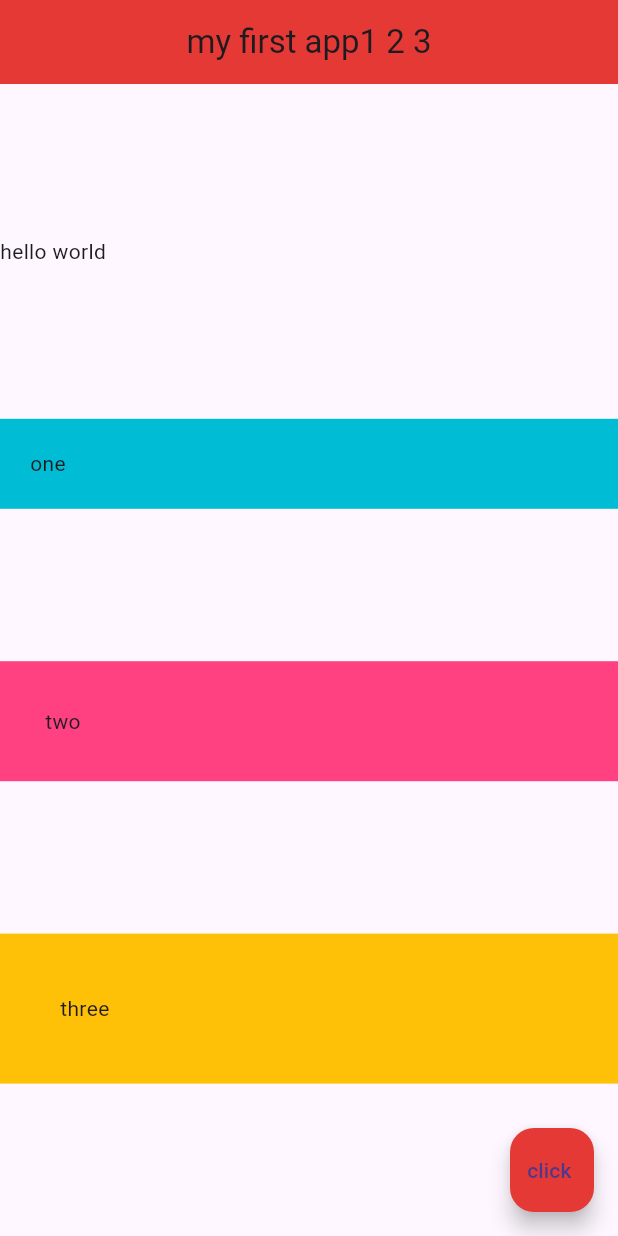
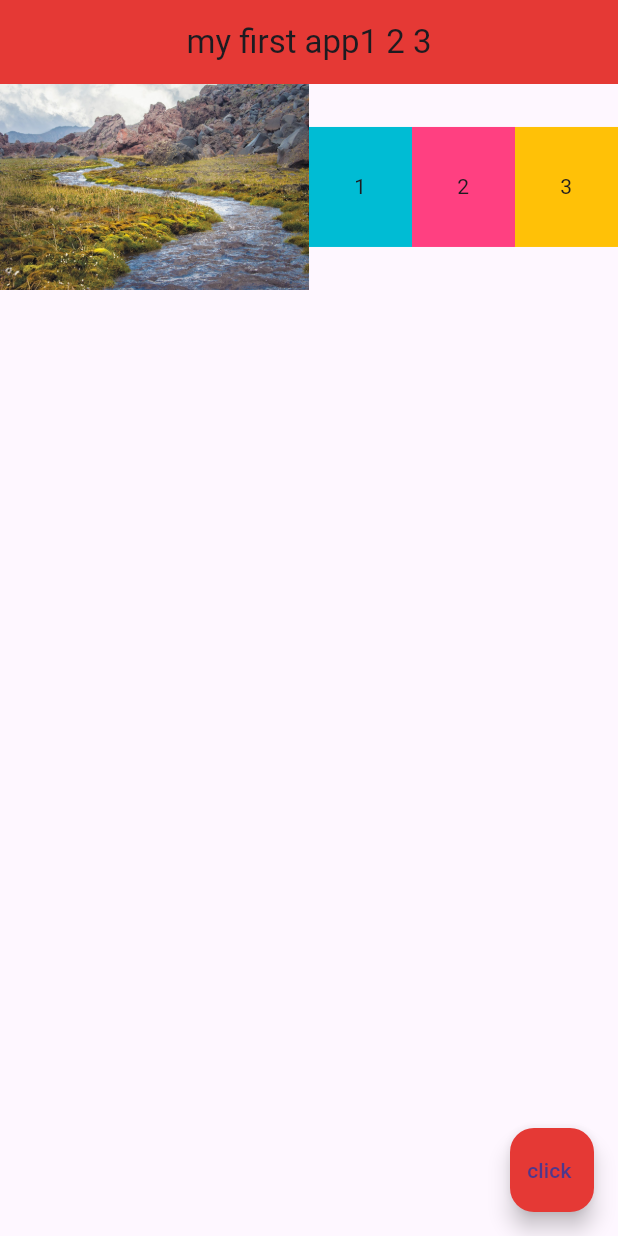
Before and after one commit to AyoubElAchab/learning-dart, a Flutter app: the screen it shows after launch, on a phone screen of 412 x 824 dp. Run offline on Flutter 3.47's test engine with Material 3 defaults, Android fonts, the phone set to English and light mode, and no system bars.

Commit message:
how to use flex && expanded

```diff
--- a/lib/main.dart
+++ b/lib/main.dart
@@ -15,31 +15,35 @@ class Home extends StatelessWidget {
         centerTitle: true,
         backgroundColor : Colors.red[600],
       ),
-      body: Column(
-        mainAxisAlignment: MainAxisAlignment.spaceEvenly,
-        crossAxisAlignment: CrossAxisAlignment.stretch,
+      body:Row(
         children: [
-          Row(
-            children: [
-              Text('hello '),
-              Text('world'),
-
-            ],
+          Expanded(
+            flex : 3,
+            child : Image.asset('assets/img-2.jpg'),
           ),
-          Container(
-            padding : EdgeInsets.all(20.0),
-            color : Colors.cyan,
-            child : Text('one'),
+          Expanded(
+            flex : 1,
+            child: Container(
+              padding : EdgeInsets.all(30.0),
+              child: Text('1'),
+              color: Colors.cyan
+            ),
           ),
-          Container(
-            padding : EdgeInsets.all(30.0),
-            color : Colors.pinkAccent,
-            child : Text('two'),
+          Expanded(
+            flex : 1,
+            child: Container(
+              padding : EdgeInsets.all(30.0),
+              child: Text('2'),
+              color: Colors.pinkAccent
+            ),
           ),
-          Container(
-            padding : EdgeInsets.all(40.0),
-            color : Colors.amber,
-            child : Text('three'),
+          Expanded(
+            flex : 1,
+            child: Container(
+              padding : EdgeInsets.all(30.0),
+              child: Text('3'),
+              color: Colors.amber
+            ),
           ),
         ],
       ),
```
